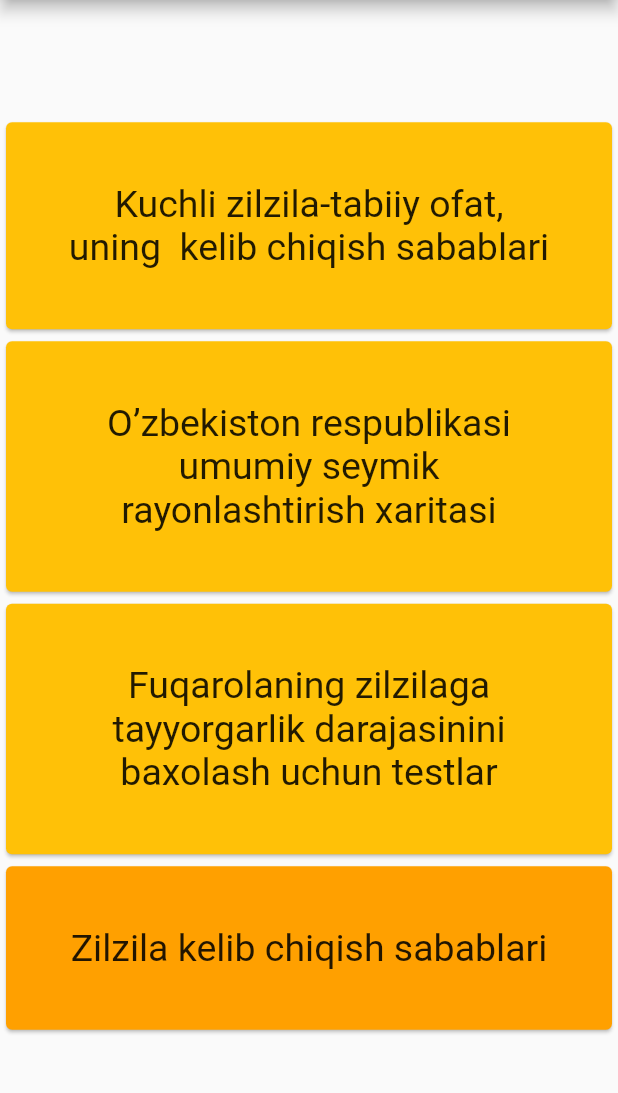
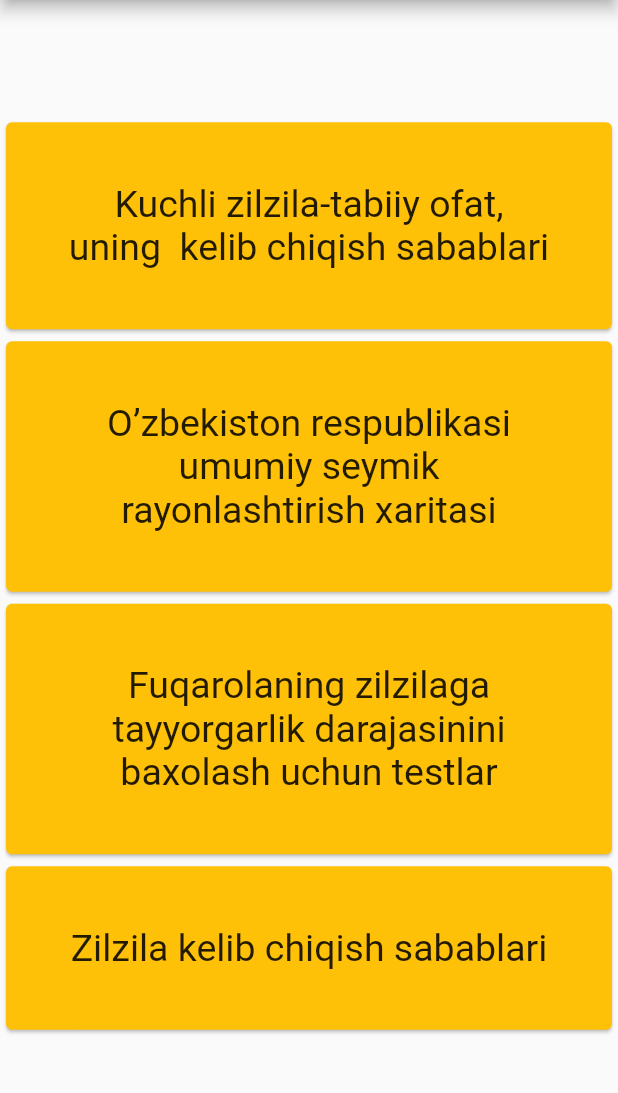
Before and after one commit to Jurody6260/mchs_app, a Flutter app: the Additional screen opened by its route, on a phone screen of 412 x 824 dp, the part 84-1177 px from its top. Run offline on Flutter 3.47's test engine with Material 2 defaults, Android fonts, the phone set to English and light mode, and no system bars; our stand-ins replace hive_flutter; accounts and stored records are empty; generated files the repository leaves out were written again.

Commit message:
chgd color

```diff
--- a/lib/pages/additional.dart
+++ b/lib/pages/additional.dart
@@ -45,7 +45,6 @@
                       ),
                     ],
                   )),
-
               Card(
                   color: Colors.amber,
                   child: InkWell(
@@ -95,7 +94,7 @@
                     ),
                   )),
               Card(
-                  color: Colors.amber[700],
+                  color: Colors.amber,
                   child: InkWell(
                     onTap: () {
                       Navigator.pushNamed(context, '/additional_four');
```
